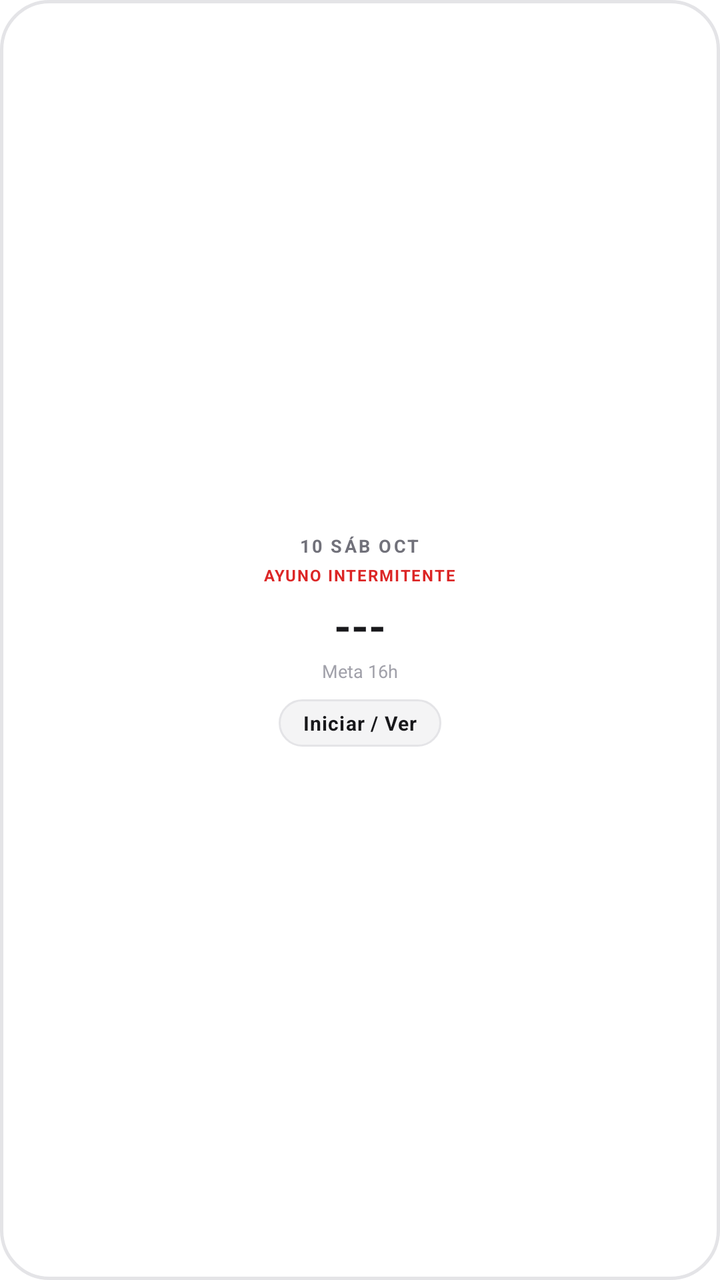
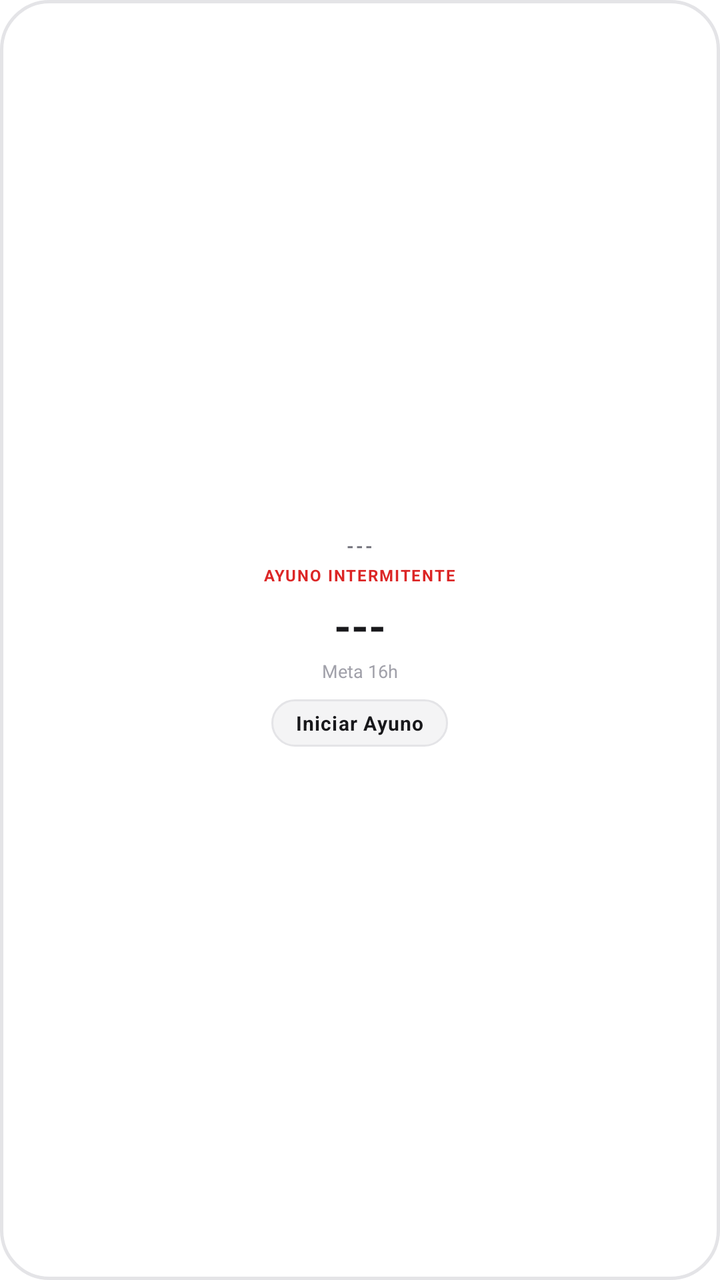

An Android layout rendered at two revisions. The XML below is the earlier revision; the diff shows what the commit changed to produce the second picture.
<!-- AndroidManifest.xml: fallback theme Theme.MaterialComponents.DayNight.NoActionBar -->
<!-- res/layout/food_tracker_widget_fasting.xml -->
<?xml version="1.0" encoding="utf-8"?>
<LinearLayout xmlns:android="http://schemas.android.com/apk/res/android"
    android:id="@+id/widget_fasting_root"
    android:layout_width="match_parent"
    android:layout_height="match_parent"
    android:orientation="vertical"
    android:background="@drawable/widget_background"
    android:padding="12dp"
    android:gravity="center">

    
    <TextView
        android:id="@+id/widget_fasting_date"
        android:layout_width="wrap_content"
        android:layout_height="wrap_content"
        android:text="10 SÁB OCT"
        android:textSize="9sp"
        android:textStyle="bold"
        android:letterSpacing="0.12"
        android:textColor="@color/widget_text_secondary" />

    
    <TextView
        android:id="@+id/widget_fasting_status"
        android:layout_width="wrap_content"
        android:layout_height="wrap_content"
        android:layout_marginTop="3dp"
        android:text="AYUNO INTERMITENTE"
        android:textSize="8sp"
        android:textStyle="bold"
        android:letterSpacing="0.08"
        android:textColor="@color/widget_accent" />

    
    <TextView
        android:id="@+id/widget_fasting_time"
        android:layout_width="wrap_content"
        android:layout_height="wrap_content"
        android:layout_marginTop="5dp"
        android:text="---"
        android:textSize="22sp"
        android:textStyle="bold"
        android:textColor="@color/widget_text_primary" />

    
    <TextView
        android:id="@+id/widget_fasting_target"
        android:layout_width="wrap_content"
        android:layout_height="wrap_content"
        android:layout_marginTop="2dp"
        android:text="Meta 16h"
        android:textSize="9sp"
        android:textColor="@color/widget_text_muted" />

    
    <LinearLayout
        android:id="@+id/widget_btn_fasting"
        android:layout_width="wrap_content"
        android:layout_height="wrap_content"
        android:layout_marginTop="8dp"
        android:orientation="horizontal"
        android:gravity="center"
        android:background="@drawable/widget_pill_button"
        android:paddingHorizontal="12dp"
        android:paddingVertical="5dp">

        <TextView
            android:id="@+id/widget_btn_fasting_text"
            android:layout_width="wrap_content"
            android:layout_height="wrap_content"
            android:text="Iniciar / Ver"
            android:textSize="10sp"
            android:textStyle="bold"
            android:letterSpacing="0.04"
            android:textColor="@color/widget_text_primary" />
    </LinearLayout>

</LinearLayout>
<!-- resources referenced by this layout -->
<resources>
  <color name="widget_accent">#DC2626</color>
  <color name="widget_text_muted">#A1A1AA</color>
  <color name="widget_text_primary">#18181B</color>
  <color name="widget_text_secondary">#71717A</color>
  <!-- drawable widget_background (drawable) -->
  <?xml version="1.0" encoding="utf-8"?>
  <shape xmlns:android="http://schemas.android.com/apk/res/android"
      android:shape="rectangle">
      <solid android:color="@color/widget_background" />
      <corners android:radius="24dp" />
      <stroke
          android:width="1.5dp"
          android:color="@color/widget_border" />
  </shape>
  <!-- drawable widget_pill_button (drawable) -->
  <?xml version="1.0" encoding="utf-8"?>
  <shape xmlns:android="http://schemas.android.com/apk/res/android"
      android:shape="rectangle">
      <solid android:color="@color/widget_surface" />
      <corners android:radius="16dp" />
      <stroke
          android:width="1dp"
          android:color="@color/widget_border" />
  </shape>
  <color name="widget_background">#FFFFFF</color>
  <color name="widget_border">#E4E4E7</color>
  <color name="widget_surface">#F4F4F5</color>
</resources>

<!-- the commit's change to res/layout/food_tracker_widget_fasting.xml (unified diff, before → after) -->
@@ -13,7 +13,7 @@
         android:id="@+id/widget_fasting_date"
         android:layout_width="wrap_content"
         android:layout_height="wrap_content"
-        android:text="10 SÁB OCT"
+        android:text="---"
         android:textSize="9sp"
         android:textStyle="bold"
         android:letterSpacing="0.12"
@@ -25,7 +25,7 @@
         android:layout_width="wrap_content"
         android:layout_height="wrap_content"
         android:layout_marginTop="3dp"
-        android:text="AYUNO INTERMITENTE"
+        android:text="@string/widget_fasting_status_inactive"
         android:textSize="8sp"
         android:textStyle="bold"
         android:letterSpacing="0.08"
@@ -48,7 +48,7 @@
         android:layout_width="wrap_content"
         android:layout_height="wrap_content"
         android:layout_marginTop="2dp"
-        android:text="Meta 16h"
+        android:text="@string/widget_fasting_target_default"
         android:textSize="9sp"
         android:textColor="@color/widget_text_muted" />
 
@@ -68,7 +68,7 @@
             android:id="@+id/widget_btn_fasting_text"
             android:layout_width="wrap_content"
             android:layout_height="wrap_content"
-            android:text="Iniciar / Ver"
+            android:text="@string/widget_btn_fasting_start"
             android:textSize="10sp"
             android:textStyle="bold"
             android:letterSpacing="0.04"
<!-- resource entries referenced after the edit -->
@@ -24,6 +24,9 @@
           android:width="1dp"
           android:color="@color/widget_border" />
   </shape>
+  <string name="widget_btn_fasting_start">Iniciar Ayuno</string>
+  <string name="widget_fasting_status_inactive">AYUNO INTERMITENTE</string>
+  <string name="widget_fasting_target_default">Meta 16h</string>
   <color name="widget_background">#FFFFFF</color>
   <color name="widget_border">#E4E4E7</color>
   <color name="widget_surface">#F4F4F5</color>
